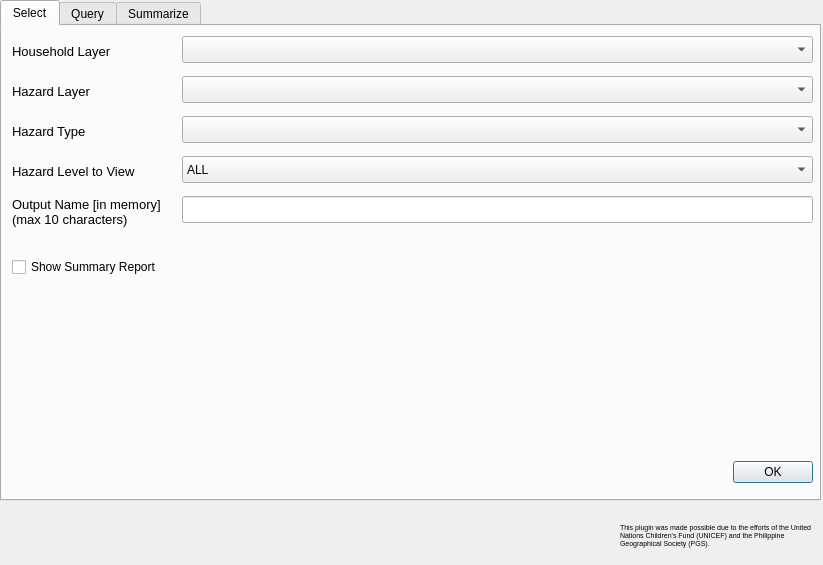
Qt form mhcvam_household_dialog.ui (benhur07b/mhcvam) before a commit.
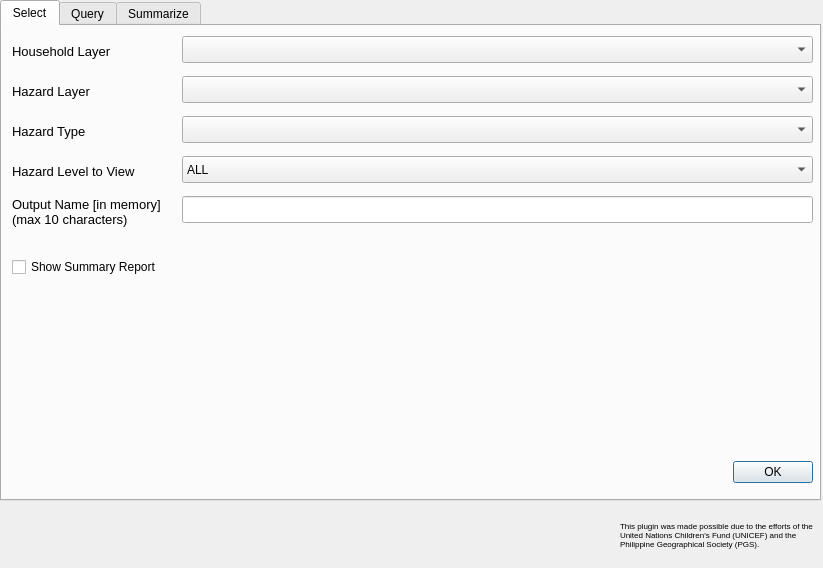
The same form after that commit. Icons and pictures are not drawn. Custom widgets are drawn as their Qt base class.

The edit to the form file:
```diff
--- a/mhcvam_household_dialog.ui
+++ b/mhcvam_household_dialog.ui
@@ -7,7 +7,7 @@
     <x>0</x>
     <y>0</y>
     <width>823</width>
-    <height>565</height>
+    <height>568</height>
    </rect>
   </property>
   <property name="sizePolicy">
@@ -25,7 +25,7 @@
   <property name="maximumSize">
    <size>
     <width>823</width>
-    <height>565</height>
+    <height>568</height>
    </size>
   </property>
   <property name="windowTitle">
@@ -1018,7 +1018,7 @@
     <enum>Qt::LeftToRight</enum>
    </property>
    <property name="text">
-    <string>This plugin was made possible due to the efforts of the United Nations Children's Fund (UNICEF) and the Philippine Geographical Society (PGS).</string>
+    <string>&lt;html&gt;&lt;head/&gt;&lt;body&gt;&lt;p&gt;&lt;span style=&quot; font-size:6pt;&quot;&gt;This plugin was made possible due to the efforts of the United Nations Children's Fund (UNICEF) and the Philippine Geographical Society (PGS).&lt;/span&gt;&lt;/p&gt;&lt;/body&gt;&lt;/html&gt;</string>
    </property>
    <property name="scaledContents">
     <bool>false</bool>
```
Left out of the diff: 8 changed lines with no effect on the pictures.
